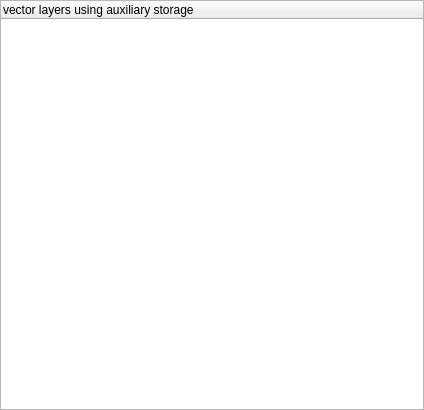
Old version of the form ui/layers_to_copy_widget.ui in the repository threalslimtobeeee/label_importer.
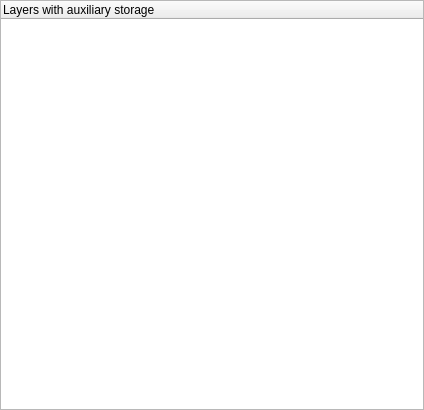
New version of the form.

Patch:
```diff
--- a/ui/layers_to_copy_widget.ui
+++ b/ui/layers_to_copy_widget.ui
@@ -32,7 +32,7 @@
       <widget class="QTreeWidget" name="treeWidget">
        <column>
         <property name="text">
-         <string notr="true">vector layers using auxiliary storage</string>
+         <string notr="true">Layers with auxiliary storage</string>
         </property>
        </column>
       </widget>
```
